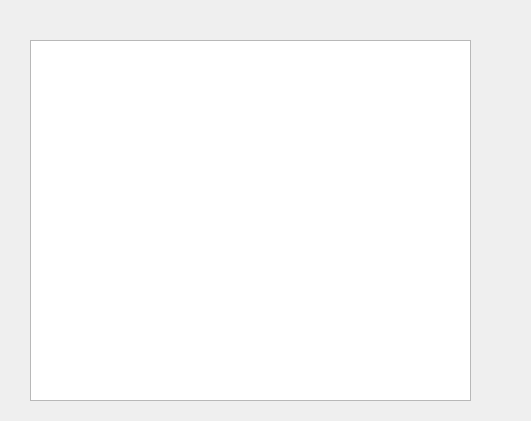
Before: the Qt Designer form Source/Ui/SingleTextFilePreview.ui in OnexTale/OnexExplorer, drawn with Qt 5.
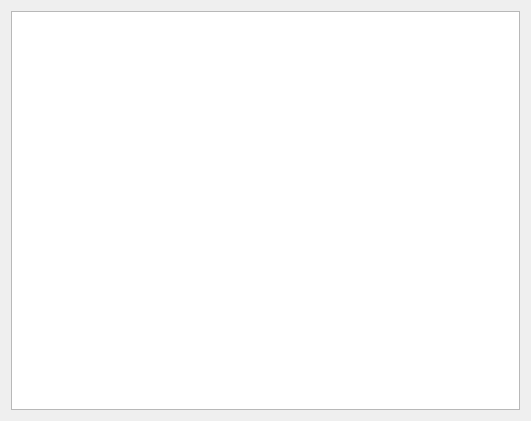
After: the same form once the commit is applied.

Commit message: change layout in mdi window (textfilepreview)

Diff of the .ui file:
```diff
--- a/Source/Ui/SingleTextFilePreview.ui
+++ b/Source/Ui/SingleTextFilePreview.ui
@@ -13,16 +13,11 @@
   <property name="windowTitle">
    <string>Form</string>
   </property>
-  <widget class="QTextBrowser" name="textBrowser">
-   <property name="geometry">
-    <rect>
-     <x>30</x>
-     <y>40</y>
-     <width>441</width>
-     <height>361</height>
-    </rect>
-   </property>
-  </widget>
+  <layout class="QGridLayout" name="gridLayout_2">
+   <item row="0" column="0">
+    <widget class="QTextBrowser" name="textBrowser"/>
+   </item>
+  </layout>
  </widget>
  <resources/>
  <connections/>
```
